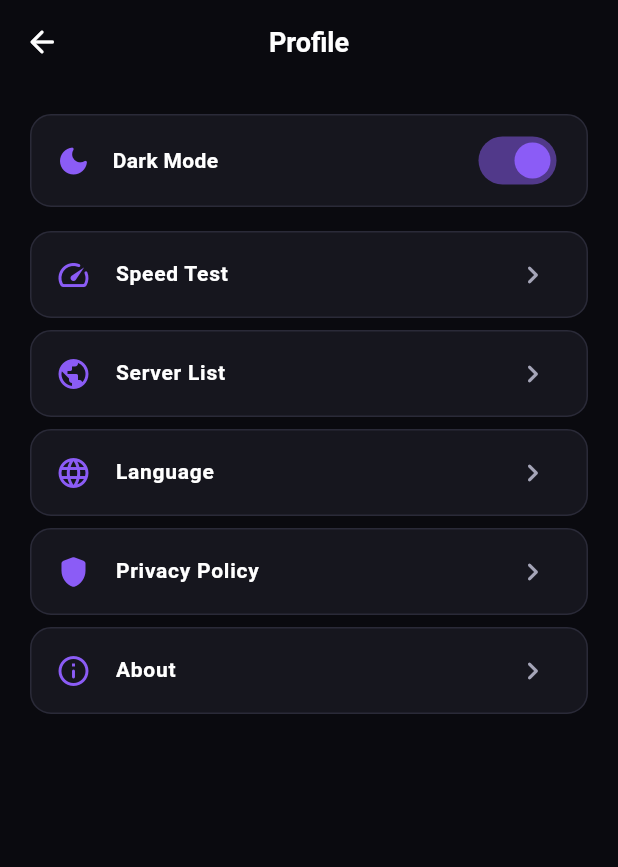
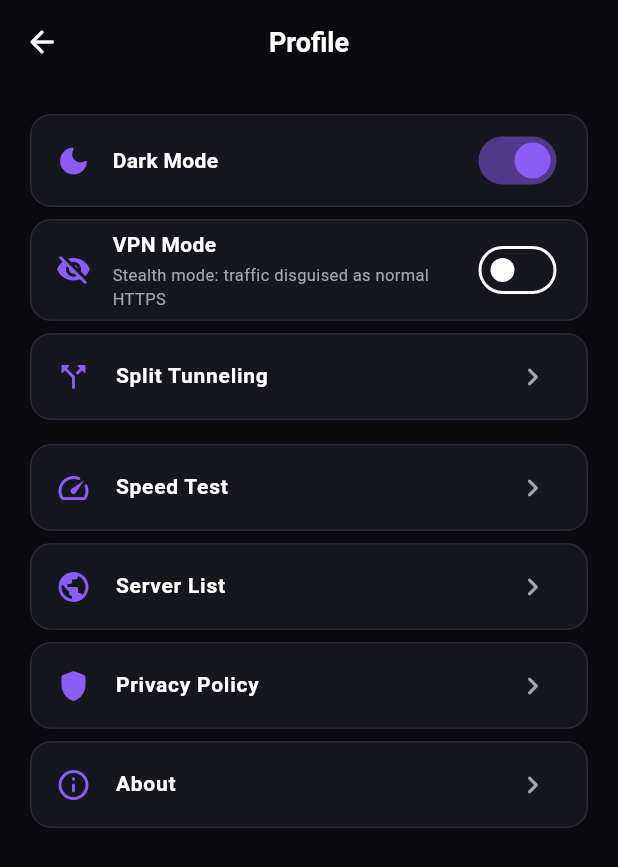
Before and after one commit to silencio260/vpn_proxy, a Flutter app: the ProfileScreen screen opened by its route, on a phone screen of 412 x 824 dp. Shown: the top 867 px of the screen. Run offline on Flutter 3.47's test engine with Material 3 defaults, Android fonts, the phone set to English and light mode, and no system bars; our stand-ins replace csv, dartz, dio, equatable, firebase_core, flutter_bloc and 3 more; missing offline and left inert: flutter_v2ray, installed_apps, starter_kit; accounts and stored records are empty; generated files the repository leaves out were written again; network calls fail; statements that could not run were skipped.

Commit message:
feat: Revamp split tunneling feature with settings management
- Updated AndroidManifest.xml to include package visibility for split tunneling.
- Enhanced routes_manager.dart to add a route for the split tunneling screen.
- Modified container_injector.dart to initialize settings before proxy dependencies.
- Expanded app_analytics_events.dart to include events for connection mode changes and split tunnel updates.
- Updated app_analytics_service.dart to log connection mode changes and split tunnel updates.
- Enhanced proxy_connection_bloc.dart to handle reconnections with updated settings.
- Added ReconnectWithSettingsEvent to proxy_connection_event.dart for session restarts.
- Updated proxy_injector.dart to inject ConnectionSettingsCubit into ProxyConnectionBloc.
- Modified proxy_engine_service.dart to support blocked apps for split tunneling.
- Enhanced home_screen.dart to select preferred proxy based on connection mode.
- Updated profile_screen.dart to include a navigation option for split tunneling.
- Added connection settings management with ConnectionSettingsCubit and local data source.
- Implemented installed_apps_data_source.dart to list user-launchable apps for split tunneling.
- Created connection_settings_entity.dart and installed_app_entity.dart for managing connection settings and installed apps.
- Developed split_tunneling_screen.dart for user interface to manage app exclusions from the tunnel.
- Registered settings dependencies in settings_injector.dart.
- Updated pubspec.yaml and pubspec.lock to include installed_apps dependency.

```diff
--- a/lib/config/routes_manager.dart
+++ b/lib/config/routes_manager.dart
@@ -1,6 +1,7 @@
 import 'package:flutter/material.dart';
 
 import '../features/proxy/presentation/screens/proxy_list_screen.dart';
+import '../features/settings/presentation/screens/split_tunneling_screen.dart';
 import '../features/vpn/presentation/screens/ads_screen.dart';
 // Routes.location points to the Firestore-backed proxy list
 // (ProxyListScreen). The legacy vpngate list (LocationScreen) is no longer
@@ -20,6 +21,7 @@ class Routes {
   static const String speedTest = '/speed-test';
   static const String ads = '/ads';
   static const String profile = '/profile';
+  static const String splitTunneling = '/split-tunneling';
 }
 
 class AppRouter {
@@ -40,6 +42,8 @@ class AppRouter {
         return MaterialPageRoute(builder: (_) => const AdsScreen());
       case Routes.profile:
         return MaterialPageRoute(builder: (_) => const ProfileScreen());
+      case Routes.splitTunneling:
+        return MaterialPageRoute(builder: (_) => const SplitTunnelingScreen());
       default:
         return MaterialPageRoute(builder: (_) => const SplashScreen());
     }
--- a/lib/container_injector.dart
+++ b/lib/container_injector.dart
@@ -1,11 +1,14 @@
 import 'package:get_it/get_it.dart';
 
 import 'features/proxy/proxy_injector.dart';
+import 'features/settings/settings_injector.dart';
 import 'features/vpn/vpn_injector.dart';
 
 final sl = GetIt.instance;
 
 Future<void> initAppDependencies() async {
   await initVpn(sl);
+  // Settings before proxy: ProxyConnectionBloc depends on the settings cubit.
+  await initSettings(sl);
   await initProxy(sl);
 }
--- a/lib/core/analytics/app_analytics_events.dart
+++ b/lib/core/analytics/app_analytics_events.dart
@@ -18,6 +18,10 @@ abstract class AppAnalyticsEvents {
   static const String proxySelected = 'proxy_selected';
   static const String serverAutoSelected = 'server_auto_selected';
 
+  // --- Connection settings ---
+  static const String connectionModeChanged = 'connection_mode_changed';
+  static const String splitTunnelUpdated = 'split_tunnel_updated';
+
   // --- Tools ---
   static const String speedTestStarted = 'speed_test_started';
   static const String speedTestCompleted = 'speed_test_completed';
--- a/lib/core/analytics/app_analytics_service.dart
+++ b/lib/core/analytics/app_analytics_service.dart
@@ -32,15 +32,15 @@ class AppAnalyticsService extends AnalyticsService {
 
   // --- Connection lifecycle ---
 
-  void logProxyConnectTapped(ProxyEntity proxy) =>
-      _log(AppAnalyticsEvents.proxyConnectTapped, _proxyParams(proxy));
+  void logProxyConnectTapped(ProxyEntity proxy, {String? mode}) =>
+      _log(AppAnalyticsEvents.proxyConnectTapped, _proxyParams(proxy, mode));
 
-  void logProxyConnected(ProxyEntity proxy) =>
-      _log(AppAnalyticsEvents.proxyConnected, _proxyParams(proxy));
+  void logProxyConnected(ProxyEntity proxy, {String? mode}) =>
+      _log(AppAnalyticsEvents.proxyConnected, _proxyParams(proxy, mode));
 
-  void logProxyConnectFailed(ProxyEntity proxy, {String? reason}) =>
+  void logProxyConnectFailed(ProxyEntity proxy, {String? reason, String? mode}) =>
       _log(AppAnalyticsEvents.proxyConnectFailed, {
-        ..._proxyParams(proxy),
+        ..._proxyParams(proxy, mode),
         if (reason != null && reason.isNotEmpty) 'reason': reason,
       });
 
@@ -56,6 +56,18 @@ class AppAnalyticsService extends AnalyticsService {
         ? AppAnalyticsEvents.serverAutoSelected
         : AppAnalyticsEvents.proxySelected,
     _proxyParams(proxy),
+  );
+
+  // --- Connection settings ---
+
+  void logConnectionModeChanged(String mode) => _log(
+    AppAnalyticsEvents.connectionModeChanged,
+    {'mode': mode, ..._platform()},
+  );
+
+  void logSplitTunnelUpdated({required int excludedCount}) => _log(
+    AppAnalyticsEvents.splitTunnelUpdated,
+    {'excluded_count': excludedCount, ..._platform()},
   );
 
   // --- Speed test ---
@@ -83,10 +95,11 @@ class AppAnalyticsService extends AnalyticsService {
 
   /// PII-safe subset of a proxy. Deliberately omits the raw share link and the
   /// server IP/host; keeps protocol/transport/label and a coarse health flag.
-  Map<String, dynamic> _proxyParams(ProxyEntity proxy) => {
+  Map<String, dynamic> _proxyParams(ProxyEntity proxy, [String? mode]) => {
     'protocol': proxy.type,
     'network': proxy.network,
     'tls': proxy.tls,
+    if (mode != null) 'mode': mode,
     if (proxy.remark.isNotEmpty) 'server_label': proxy.remark,
     'has_health': proxy.health != null,
     ..._platform(),
--- a/lib/features/proxy/presentation/bloc/proxy_connection_bloc/proxy_connection_bloc.dart
+++ b/lib/features/proxy/presentation/bloc/proxy_connection_bloc/proxy_connection_bloc.dart
@@ -5,6 +5,7 @@ import 'package:flutter_bloc/flutter_bloc.dart';
 
 import '../../../../../core/analytics/app_analytics_service.dart';
 import '../../../../vpn/domain/entities/vpn_status_entity.dart';
+import '../../../../settings/presentation/cubit/connection_settings_cubit.dart';
 import '../../../../vpn/presentation/bloc/vpn_connection_bloc/vpn_connection_bloc.dart';
 import '../../../domain/entities/proxy_entity.dart';
 import '../../../services/proxy_engine_service.dart';
@@ -20,6 +21,10 @@ part 'proxy_connection_event.dart';
 class ProxyConnectionBloc extends Bloc<ProxyConnectionEvent, VpnConnectionState> {
   final ProxyEngineService engine;
 
+  /// Live connection settings (mode + split-tunnel exclusions); read at
+  /// connect time so every session starts with the latest values.
+  final ConnectionSettingsCubit settings;
+
   StreamSubscription<String>? _stageSub;
   StreamSubscription<dynamic>? _statusSub;
   Timer? _connectTimeout;
@@ -32,10 +37,11 @@ class ProxyConnectionBloc extends Bloc<ProxyConnectionEvent, VpnConnectionState>
   static const _connectTimeoutDuration = Duration(seconds: 25);
   static const _restartSuppressWindow = Duration(seconds: 3);
 
-  ProxyConnectionBloc({required this.engine})
+  ProxyConnectionBloc({required this.engine, required this.settings})
       : super(const VpnConnectionState()) {
     on<ConnectProxyEvent>(_onConnect);
     on<DisconnectProxyEvent>(_onDisconnect);
+    on<ReconnectWithSettingsEvent>(_onReconnectWithSettings);
     on<ProxyStageChangedEvent>(_onStageChanged);
     on<ProxyStatusUpdatedEvent>(_onStatusUpdated);
 
@@ -52,7 +58,10 @@ class ProxyConnectionBloc extends Bloc<ProxyConnectionEvent, VpnConnectionState>
     Emitter<VpnConnectionState> emit,
   ) async {
     _lastProxy = event.proxy;
-    AppAnalyticsService.instance.logProxyConnectTapped(event.proxy);
+    AppAnalyticsService.instance.logProxyConnectTapped(
+      event.proxy,
+      mode: settings.state.mode.name,
+    );
     // If already connecting/connected (e.g. user switching proxies), stop the
     // current session first so the engine can cleanly start the new one.
     if (state.stage == VpnStage.connecting ||
@@ -67,7 +76,10 @@ class ProxyConnectionBloc extends Bloc<ProxyConnectionEvent, VpnConnectionState>
     emit(state.copyWith(stage: VpnStage.connecting));
     _armConnectTimeout();
     try {
-      await engine.startProxy(event.proxy);
+      await engine.startProxy(
+        event.proxy,
+        blockedApps: settings.state.excludedApps.toList(),
+      );
     } catch (e) {
       _connectTimeout?.cancel();
       emit(state.copyWith(
@@ -100,6 +112,23 @@ class ProxyConnectionBloc extends Bloc<ProxyConnectionEvent, VpnConnectionState>
         errorMessage: e.toString(),
       ));
     }
+  }
+
+  /// Settings changed while a session is up — restart it so the new mode /
+  /// exclusion list is applied. `_onConnect` already stops the active session
+  /// (with exit-event suppression) before starting, so re-dispatching the last
+  /// proxy is all that's needed.
+  void _onReconnectWithSettings(
+    ReconnectWithSettingsEvent event,
+    Emitter<VpnConnectionState> emit,
+  ) {
+    final proxy = _lastProxy;
+    if (proxy == null || proxy.isEmpty) return;
+    if (state.stage != VpnStage.connected &&
+        state.stage != VpnStage.connecting) {
+      return;
+    }
+    add(ConnectProxyEvent(proxy));
   }
 
   void _onStageChanged(
@@ -144,11 +173,15 @@ class ProxyConnectionBloc extends Bloc<ProxyConnectionEvent, VpnConnectionState>
     final proxy = _lastProxy;
     if (proxy != null) {
       if (stage == VpnStage.connected) {
-        AppAnalyticsService.instance.logProxyConnected(proxy);
+        AppAnalyticsService.instance.logProxyConnected(
+          proxy,
+          mode: settings.state.mode.name,
+        );
       } else if (stage == VpnStage.error) {
         AppAnalyticsService.instance.logProxyConnectFailed(
           proxy,
           reason: errorMessage,
+          mode: settings.state.mode.name,
         );
       }
     }
--- a/lib/features/proxy/presentation/bloc/proxy_connection_bloc/proxy_connection_event.dart
+++ b/lib/features/proxy/presentation/bloc/proxy_connection_bloc/proxy_connection_event.dart
@@ -19,6 +19,12 @@ class DisconnectProxyEvent extends ProxyConnectionEvent {
   const DisconnectProxyEvent();
 }
 
+/// Restart the active session so freshly changed connection settings (mode /
+/// split-tunnel exclusions) take effect. No-op when nothing is connected.
+class ReconnectWithSettingsEvent extends ProxyConnectionEvent {
+  const ReconnectWithSettingsEvent();
+}
+
 class ProxyStageChangedEvent extends ProxyConnectionEvent {
   final String stage;
   const ProxyStageChangedEvent(this.stage);
--- /dev/null
+++ b/lib/features/settings/data/datasources/connection_settings_local_data_source.dart
@@ -0,0 +1,39 @@
+import 'package:shared_preferences/shared_preferences.dart';
+
+import '../../domain/entities/connection_settings_entity.dart';
+
+/// Persists the connection settings (mode + split-tunnel exclusions) to
+/// SharedPreferences, mirroring the storage style used by the proxy/vpn
+/// local data sources.
+abstract class ConnectionSettingsLocalDataSource {
+  ConnectionSettingsEntity getSettings();
+  Future<void> saveMode(ConnectionMode mode);
+  Future<void> saveExcludedApps(Set<String> packages);
+}
+
+class ConnectionSettingsLocalDataSourceImpl
+    implements ConnectionSettingsLocalDataSource {
+  final SharedPreferences prefs;
+  ConnectionSettingsLocalDataSourceImpl({required this.prefs});
+
+  static const _modeKey = 'connection_mode';
+  static const _excludedAppsKey = 'split_tunnel_excluded_apps';
+
+  @override
+  ConnectionSettingsEntity getSettings() => ConnectionSettingsEntity(
+        mode: _decodeMode(prefs.getString(_modeKey)),
+        excludedApps: (prefs.getStringList(_excludedAppsKey) ?? []).toSet(),
+      );
+
+  @override
+  Future<void> saveMode(ConnectionMode mode) =>
+      prefs.setString(_modeKey, mode.name);
+
+  @override
+  Future<void> saveExcludedApps(Set<String> packages) =>
+      prefs.setStringList(_excludedAppsKey, packages.toList()..sort());
+
+  /// Stealth is the default for unknown/missing values.
+  static ConnectionMode _decodeMode(String? raw) =>
+      raw == ConnectionMode.vpn.name ? ConnectionMode.vpn : ConnectionMode.stealth;
+}
--- /dev/null
+++ b/lib/features/settings/domain/entities/connection_settings_entity.dart
@@ -0,0 +1,40 @@
+import 'package:equatable/equatable.dart';
+
+/// How the tunnel presents itself on the wire. Both modes route ALL device
+/// traffic through the encrypted Xray tunnel (`proxyOnly` is never used) —
+/// the difference is server selection:
+///
+/// - [stealth] (default): auto-select prefers TLS-camouflaged servers
+///   (trojan / vless+tls …) so traffic is indistinguishable from ordinary
+///   HTTPS and networks can't detect proxy use.
+/// - [vpn]: no server restriction; plain encrypted proxying.
+enum ConnectionMode { stealth, vpn }
+
+/// User-tunable connection settings, persisted by
+/// `ConnectionSettingsLocalDataSource` and exposed via
+/// `ConnectionSettingsCubit`.
+class ConnectionSettingsEntity extends Equatable {
+  final ConnectionMode mode;
+
+  /// Android package names excluded from the tunnel (split tunneling) —
+  /// passed to the engine as `blockedApps` so their traffic uses the normal
+  /// network instead of the proxy.
+  final Set<String> excludedApps;
+
+  const ConnectionSettingsEntity({
+    this.mode = ConnectionMode.stealth,
+    this.excludedApps = const {},
+  });
+
+  ConnectionSettingsEntity copyWith({
+    ConnectionMode? mode,
+    Set<String>? excludedApps,
+  }) =>
+      ConnectionSettingsEntity(
+        mode: mode ?? this.mode,
+        excludedApps: excludedApps ?? this.excludedApps,
+      );
+
+  @override
+  List<Object?> get props => [mode, excludedApps];
+}
--- /dev/null
+++ b/lib/features/settings/presentation/cubit/connection_settings_cubit.dart
@@ -0,0 +1,34 @@
+import 'package:flutter_bloc/flutter_bloc.dart';
+
+import '../../../../core/analytics/app_analytics_service.dart';
+import '../../data/datasources/connection_settings_local_data_source.dart';
+import '../../domain/entities/connection_settings_entity.dart';
+
+/// Holds the user's connection settings (stealth/vpn mode + split-tunnel
+/// exclusions). Seeds its state synchronously from SharedPreferences (via the
+/// data source) so consumers — including ProxyConnectionBloc at connect time —
+/// always see persisted values without an async load step.
+class ConnectionSettingsCubit extends Cubit<ConnectionSettingsEntity> {
+  final ConnectionSettingsLocalDataSource dataSource;
+
+  ConnectionSettingsCubit({required this.dataSource})
+      : super(dataSource.getSettings());
+
+  Future<void> setMode(ConnectionMode mode) async {
+    if (mode == state.mode) return;
+    emit(state.copyWith(mode: mode));
+    AppAnalyticsService.instance.logConnectionModeChanged(mode.name);
+    await dataSource.saveMode(mode);
+  }
+
+  Future<void> toggleVpnMode(bool enabled) =>
+      setMode(enabled ? ConnectionMode.vpn : ConnectionMode.stealth);
+
+  /// Adds/removes [packageName] from the split-tunnel exclusion set.
+  Future<void> toggleAppExclusion(String packageName) async {
+    final next = Set<String>.from(state.excludedApps);
+    if (!next.remove(packageName)) next.add(packageName);
+    emit(state.copyWith(excludedApps: next));
+    await dataSource.saveExcludedApps(next);
+  }
+}
--- a/lib/features/vpn/presentation/screens/home_screen.dart
+++ b/lib/features/vpn/presentation/screens/home_screen.dart
@@ -6,8 +6,11 @@ import 'package:flutter_bloc/flutter_bloc.dart';
 import '../../../../../config/routes_manager.dart';
 import '../../../../../core/utils/app_colors.dart';
 import '../../../../../core/utils/country_util.dart';
+import '../../../proxy/domain/entities/proxy_entity.dart';
 import '../../../proxy/presentation/bloc/proxy_bloc/proxy_bloc.dart';
 import '../../../proxy/presentation/bloc/proxy_connection_bloc/proxy_connection_bloc.dart';
+import '../../../settings/domain/entities/connection_settings_entity.dart';
+import '../../../settings/presentation/cubit/connection_settings_cubit.dart';
 // VpnConnectionBloc is imported for the shared VpnConnectionState/VpnStage
 // types (declared in its library); the connect flow is driven by
 // ProxyConnectionBloc.
@@ -152,6 +155,7 @@ class _HomeScreenState extends State<HomeScreen> {
     _autoConnecting = true;
     final proxyBloc = context.read<ProxyBloc>();
     final connectionBloc = context.read<ProxyConnectionBloc>();
+    final settingsCubit = context.read<ConnectionSettingsCubit>();
     try {
       if (proxyBloc.state is! ProxyLoading) {
         proxyBloc.add(const FetchProxiesEvent());
@@ -169,13 +173,31 @@ class _HomeScreenState extends State<HomeScreen> {
       }
       if (!mounted) return;
       if (result is ProxyLoaded && !result.selectedProxy.isEmpty) {
-        connectionBloc.add(ConnectProxyEvent(result.selectedProxy));
+        final candidate = _preferredProxy(result, settingsCubit.state.mode);
+        if (candidate.id != result.selectedProxy.id) {
+          proxyBloc.add(SelectProxyEvent(candidate));
+        }
+        connectionBloc.add(ConnectProxyEvent(candidate));
       }
     } on TimeoutException {
       // The card's spinner is driven by ProxyBloc state; nothing else to do.
     } finally {
       _autoConnecting = false;
     }
+  }
+
+  /// In stealth mode the auto-picked server should be TLS-camouflaged so
+  /// tunnel traffic is indistinguishable from ordinary HTTPS; fall back to the
+  /// default selection when no TLS server is available. VPN mode (and explicit
+  /// user selections, which never reach this path) are unrestricted.
+  ProxyEntity _preferredProxy(ProxyLoaded loaded, ConnectionMode mode) {
+    if (mode != ConnectionMode.stealth || loaded.selectedProxy.tls) {
+      return loaded.selectedProxy;
+    }
+    return loaded.proxies.firstWhere(
+      (p) => p.tls && !p.isEmpty,
+      orElse: () => loaded.selectedProxy,
+    );
   }
 }
 
--- a/lib/features/vpn/presentation/screens/profile_screen.dart
+++ b/lib/features/vpn/presentation/screens/profile_screen.dart
@@ -1,9 +1,15 @@
+import 'dart:io' show Platform;
+
 import 'package:flutter/material.dart';
 import 'package:flutter_bloc/flutter_bloc.dart';
 
 import '../../../../../config/routes_manager.dart';
 import '../../../../../config/theme_cubit.dart';
 import '../../../../../core/utils/app_colors.dart';
+import '../../../proxy/presentation/bloc/proxy_connection_bloc/proxy_connection_bloc.dart';
+import '../../../settings/domain/entities/connection_settings_entity.dart';
+import '../../../settings/presentation/cubit/connection_settings_cubit.dart';
+import '../bloc/vpn_connection_bloc/vpn_connection_bloc.dart';
 
 class ProfileScreen extends StatelessWidget {
   final bool embedded;
@@ -51,6 +57,15 @@ class ProfileScreen extends StatelessWidget {
                 ),
               ),
             _ThemeTile(palette: palette),
+            _VpnModeTile(palette: palette),
+            if (Platform.isAndroid)
+              _Tile(
+                icon: Icons.call_split_rounded,
+                label: 'Split Tunneling',
+                palette: palette,
+                onTap: () =>
+                    Navigator.pushNamed(context, Routes.splitTunneling),
+              ),
             const SizedBox(height: 8),
             _Tile(
               icon: Icons.speed_rounded,
@@ -64,12 +79,12 @@ class ProfileScreen extends StatelessWidget {
               palette: palette,
               onTap: () => Navigator.pushNamed(context, Routes.location),
             ),
-            _Tile(
-              icon: Icons.language_rounded,
-              label: 'Language',
-              palette: palette,
-              onTap: () {},
-            ),
+            // _Tile(
+            //   icon: Icons.language_rounded,
+            //   label: 'Language',
+            //   palette: palette,
+            //   onTap: () {},
+            // ),
             _Tile(
               icon: Icons.shield_rounded,
               label: 'Privacy Policy',
@@ -137,6 +152,82 @@ class _ThemeTile extends StatelessWidget {
   }
 }
 
+/// Mutually exclusive connection-mode switch: OFF = stealth/proxy mode
+/// (default — traffic disguised as ordinary HTTPS), ON = VPN mode. Flipping it
+/// while a session is active restarts the connection with the new mode.
+class _VpnModeTile extends StatelessWidget {
+  final AppPalette palette;
+  const _VpnModeTile({required this.palette});
+
+  @override
+  Widget build(BuildContext context) {
+    return BlocBuilder<ConnectionSettingsCubit, ConnectionSettingsEntity>(
+      builder: (context, settings) {
+        final isVpn = settings.mode == ConnectionMode.vpn;
+        return Container(
+          margin: const EdgeInsets.symmetric(vertical: 4),
+          padding: const EdgeInsets.symmetric(horizontal: 16, vertical: 6),
+          decoration: BoxDecoration(
+            color: palette.card,
+            borderRadius: BorderRadius.circular(14),
+            border: Border.all(color: palette.border),
+          ),
+          child: Row(
+            children: [
+              Icon(
+                isVpn ? Icons.vpn_lock_rounded : Icons.visibility_off_rounded,
+                color: palette.primary,
+              ),
+              const SizedBox(width: 14),
+              Expanded(
+                child: Column(
+                  crossAxisAlignment: CrossAxisAlignment.start,
+                  children: [
+                    Text(
+                      'VPN Mode',
+                      style: TextStyle(
+                        color: palette.textPrimary,
+                        fontSize: 14,
+                        fontWeight: FontWeight.w600,
+                      ),
+                    ),
+                    const SizedBox(height: 2),
+                    Text(
+                      isVpn
+                          ? 'Standard encrypted tunnel'
+                          : 'Stealth mode: traffic disguised as normal HTTPS',
+                      style: TextStyle(
+                        color: palette.textSecondary,
+                        fontSize: 11,
+                      ),
+                    ),
+                  ],
+                ),
+              ),
+              Switch(
+                value: isVpn,
+                activeThumbColor: palette.primary,
+                onChanged: (enabled) {
+                  context
+                      .read<ConnectionSettingsCubit>()
+                      .toggleVpnMode(enabled);
+                  // Auto-reconnect so the mode change takes effect right away.
+                  final connectionBloc = context.read<ProxyConnectionBloc>();
+                  final stage = connectionBloc.state.stage;
+                  if (stage == VpnStage.connected ||
+                      stage == VpnStage.connecting) {
+                    connectionBloc.add(const ReconnectWithSettingsEvent());
+                  }
+                },
+              ),
+            ],
+          ),
+        );
+      },
+    );
+  }
+}
+
 class _Tile extends StatelessWidget {
   final IconData icon;
   final String label;
--- a/lib/my_app.dart
+++ b/lib/my_app.dart
@@ -9,6 +9,7 @@ import 'container_injector.dart';
 import 'core/analytics/analytics_route_observer.dart';
 import 'features/proxy/presentation/bloc/proxy_bloc/proxy_bloc.dart';
 import 'features/proxy/presentation/bloc/proxy_connection_bloc/proxy_connection_bloc.dart';
+import 'features/settings/presentation/cubit/connection_settings_cubit.dart';
 import 'features/vpn/presentation/bloc/vpn_connection_bloc/vpn_connection_bloc.dart';
 import 'features/vpn/presentation/bloc/vpn_servers_bloc/vpn_servers_bloc.dart';
 
@@ -27,6 +28,11 @@ class MyApp extends StatelessWidget {
         BlocProvider(create: (_) => sl<VpnConnectionBloc>()),
         BlocProvider(create: (_) => sl<ProxyBloc>()),
         BlocProvider(create: (_) => sl<ProxyConnectionBloc>()),
+        // `.value` because GetIt owns this singleton's lifecycle (it is also
+        // read by ProxyConnectionBloc outside the widget tree).
+        BlocProvider<ConnectionSettingsCubit>.value(
+          value: sl<ConnectionSettingsCubit>(),
+        ),
         BlocProvider(create: (_) => ThemeCubit()..load()),
       ],
       child: BlocBuilder<ThemeCubit, ThemeMode>(
--- a/pubspec.yaml
+++ b/pubspec.yaml
@@ -45,6 +45,10 @@ dependencies:
   # (features/vpn/services/vpn_engine_service.dart).
   flutter_v2ray: ^1.0.4
 
+  # Installed-app listing (Android) for the split-tunneling excluded-apps
+  # picker. Requires QUERY_ALL_PACKAGES in the manifest on Android 11+.
+  installed_apps: ^1.6.0
+
   # UI
   lottie: ^3.3.1
 
```
Also changed, not shown: lib/features/proxy/proxy_injector.dart (+8 -3 lines), lib/features/proxy/services/proxy_engine_service.dart (+9 -1 lines), lib/features/settings/data/datasources/installed_apps_data_source.dart (added, +41 -0 lines), lib/features/settings/domain/entities/installed_app_entity.dart (added, +21 -0 lines), lib/features/settings/presentation/screens/split_tunneling_screen.dart (added, +246 -0 lines), lib/features/settings/settings_injector.dart (added, +27 -0 lines), pubspec.lock, 1 other file.
